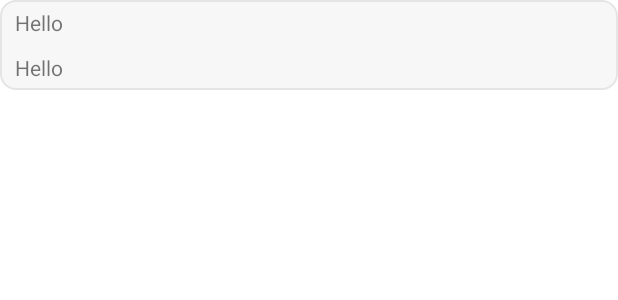
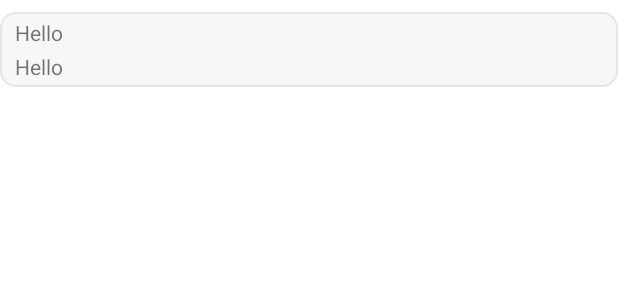
Before and after one commit to tinvongoc54/HackNao, an Android app: the layout item_translate.xml on its own in the app's theme, with its tools: preview values and no code run, on a phone screen of 412 x 824 dp. Shown: the top 300 px of the screen. Run offline under Robolectric (Android 15) with nearby library versions, the phone set to English and light mode, and no system bars.

Commit message:
implement translate

```diff
--- a/app/src/main/AndroidManifest.xml
+++ b/app/src/main/AndroidManifest.xml
@@ -17,9 +17,11 @@
         android:label="@string/app_name"
         android:roundIcon="@mipmap/ic_launcher_round"
         android:supportsRtl="true"
-        android:theme="@style/AppTheme">
+        android:usesCleartextTraffic="true"
+        android:theme="@style/AppTheme"
+        tools:targetApi="m">
         <activity android:name="com.app.hack_brain.ui.splash.SplashActivity">
-            <intent-filter>
+            <intent-filter>a
                 <action android:name="android.intent.action.MAIN" />
 
                 <category android:name="android.intent.category.LAUNCHER" />
--- a/app/src/main/java/com/app/hack_brain/di/AppModule.kt
+++ b/app/src/main/java/com/app/hack_brain/di/AppModule.kt
@@ -34,5 +34,6 @@ fun provideGson(): Gson {
         .registerTypeAdapter(Int::class.java, integerAdapter)
         .registerTypeAdapter(Double::class.java, doubleAdapter)
         .setFieldNamingPolicy(FieldNamingPolicy.LOWER_CASE_WITH_UNDERSCORES)
+        .setLenient()
         .create()
 }
--- /dev/null
+++ b/app/src/main/java/com/app/hack_brain/extension/StringExt.kt
@@ -0,0 +1 @@
+package com.app.hack_brain.extension
--- /dev/null
+++ b/app/src/main/java/com/app/hack_brain/model/uimodel/DetailTranslate.kt
@@ -0,0 +1,6 @@
+package com.app.hack_brain.model.uimodel
+
+data class DetailTranslate(
+    val en: String,
+    val vi: String
+)
--- a/app/src/main/res/drawable/background_search_sentences.xml
+++ b/app/src/main/res/drawable/background_search_sentences.xml
@@ -1,8 +1,8 @@
 <?xml version="1.0" encoding="utf-8"?>
 <shape xmlns:android="http://schemas.android.com/apk/res/android">
     <stroke
-        android:width="0.5dp"
-        android:color="@color/black" />
+        android:width="@dimen/dp_1"
+        android:color="@color/colorPrimary" />
     <corners android:radius="@dimen/dp_15" />
     <solid android:color="@color/white" />
 </shape>
--- a/app/src/main/res/layout/item_translate.xml
+++ b/app/src/main/res/layout/item_translate.xml
@@ -1,30 +1,36 @@
 <?xml version="1.0" encoding="utf-8"?>
-<LinearLayout xmlns:android="http://schemas.android.com/apk/res/android"
+<androidx.constraintlayout.widget.ConstraintLayout xmlns:android="http://schemas.android.com/apk/res/android"
     android:layout_width="match_parent"
-    android:layout_height="@dimen/dp_60"
+    android:layout_height="@dimen/dp_50"
+    xmlns:app="http://schemas.android.com/apk/res-auto"
     android:background="@drawable/background_unit_light_gray"
+    android:layout_marginTop="@dimen/dp_8"
     android:orientation="vertical">
 
     <androidx.appcompat.widget.AppCompatTextView
         android:id="@+id/tvSentence"
         android:layout_width="wrap_content"
-        android:layout_height="@dimen/dp_0"
+        android:layout_height="wrap_content"
         android:layout_marginStart="@dimen/dp_10"
         android:layout_marginEnd="@dimen/dp_10"
-        android:layout_weight="1"
         android:gravity="center_vertical"
         android:text="Hello"
+        app:layout_constraintTop_toTopOf="parent"
+        app:layout_constraintStart_toStartOf="parent"
+        app:layout_constraintBottom_toTopOf="@+id/tvTranslate"
         android:textSize="@dimen/sp_14" />
 
     <androidx.appcompat.widget.AppCompatTextView
         android:id="@+id/tvTranslate"
         android:layout_width="wrap_content"
-        android:layout_height="@dimen/dp_0"
+        android:layout_height="wrap_content"
         android:layout_marginStart="@dimen/dp_10"
         android:layout_marginEnd="@dimen/dp_10"
-        android:layout_weight="1"
         android:gravity="center_vertical"
         android:text="Hello"
+        app:layout_constraintTop_toBottomOf="@+id/tvSentence"
+        app:layout_constraintStart_toStartOf="parent"
+        app:layout_constraintBottom_toBottomOf="parent"
         android:textSize="@dimen/sp_14" />
 
-</LinearLayout>
+</androidx.constraintlayout.widget.ConstraintLayout>
```
Also changed, not shown: app/build.gradle.kts (+11 -11 lines), app/src/main/java/com/app/hack_brain/data/remote/response/DetailTranslateResponse.kt (added, +10 -0 lines), app/src/main/java/com/app/hack_brain/data/remote/response/SentencesResponse.kt (added, +10 -0 lines), app/src/main/java/com/app/hack_brain/data/remote/response/TranslateResponse.kt (added, +10 -0 lines), app/src/main/java/com/app/hack_brain/model/converter/TranslateConverter.kt (added, +19 -0 lines), app/src/main/java/com/app/hack_brain/ui/translate/TranslateAdapter.kt (added, +41 -0 lines), app/src/main/java/com/app/hack_brain/ui/translate/TranslateFragViewModel.kt (+36 -1 lines), app/src/main/java/com/app/hack_brain/ui/translate/TranslateFragment.kt (+22 -0 lines), app/src/main/res/layout/fragment_translate.xml (+7 -2 lines).
